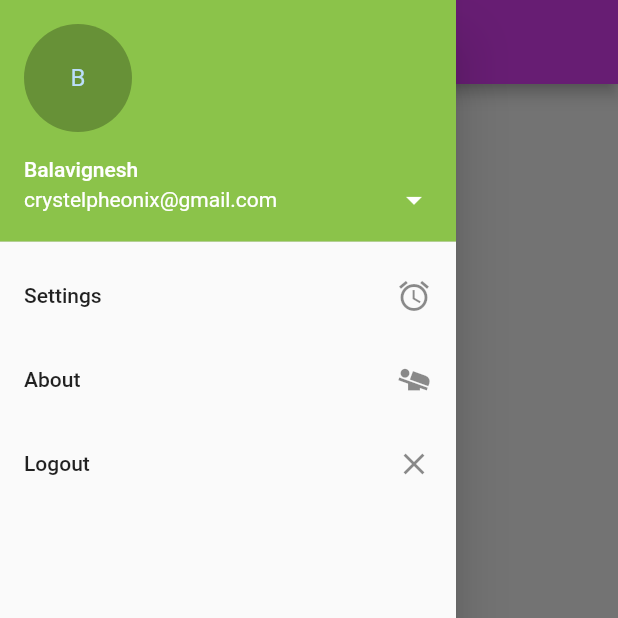
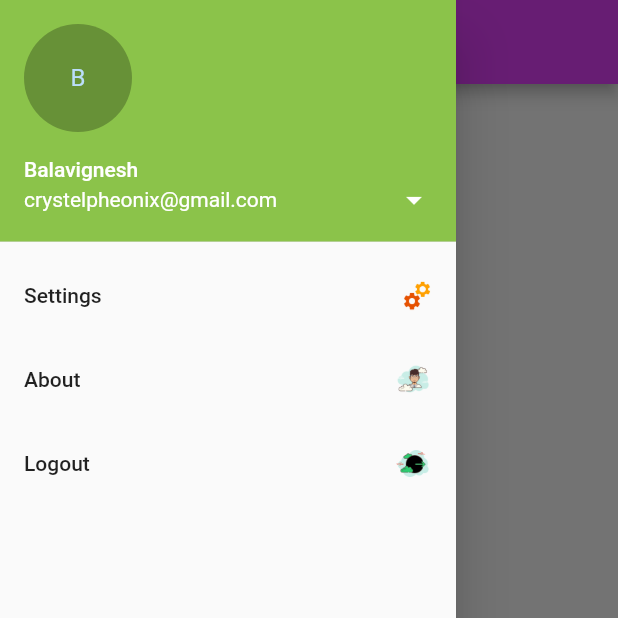
Before and after one commit to yutiansut/pat_flutter, a Flutter app: the RootPage screen opened directly, in the side drawer, after a tap on "About", on a phone screen of 412 x 824 dp, the top half of it. Run offline on Flutter 3.47's test engine with Material 2 defaults, Android fonts, the phone set to English and light mode, and no system bars; drawn by our look-alikes of flutter_speed_dial; our stand-ins replace datetime_picker_formfield, pin_code_text_field, sqflite; accounts and stored records are empty.

Commit message:
drawer images are added

```diff
--- a/lib/component.root/pages/root.dart
+++ b/lib/component.root/pages/root.dart
@@ -60,11 +60,20 @@ bool _dialVisible = true;
 
                 },
               ),
-              new ListTile(title: new Text("Settings"),trailing: new Icon(Icons.access_alarm),),
-              new ListTile(title: new Text("About"),trailing: new Icon(Icons.airline_seat_flat_angled), onTap:(){
+              new ListTile(title: new Text("Settings"),trailing: Image(
+                width: 20,
+                image: AssetImage("assets/setting.png"),
+              ),),
+              new ListTile(title: new Text("About"),trailing: Image(
+                width: 25,
+                image: AssetImage("assets/about.png"),
+              ), onTap:(){
                  SystemChannels.platform.invokeMethod('SystemNavigator.pop');
               },),
-              new ListTile(title: new Text("Logout"),trailing: new Icon(Icons.close),onTap: (){
+              new ListTile(title: new Text("Logout"),trailing: Image(
+                width: 25,
+                image: AssetImage("assets/logout.png"),
+              ),onTap: (){
                 Navigator.of(context).push(new MaterialPageRoute(builder: (BuildContext context)=>new MyApp()));
               },)
             ],
```
Also changed, not shown: assets/about.png (added), assets/logout.png (added), assets/setting.png (added), 8 other files.
